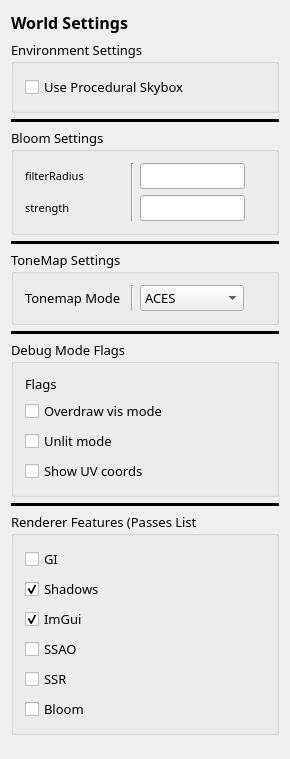
Old version of the form Editor/src/UI/Windows/RZEWorldSettingsWindow.ui in the repository Pikachuxxxx/Razix.
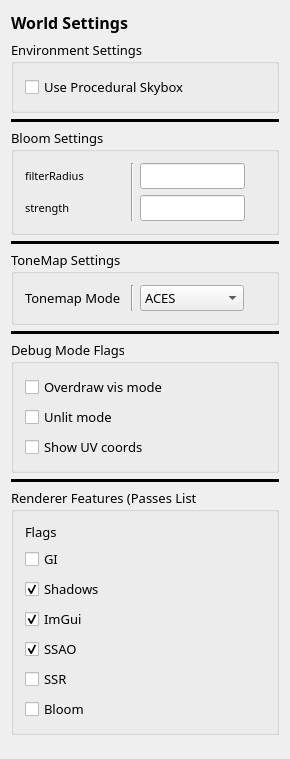
New version of the form.

The edit to the form file:
```diff
--- a/Editor/src/UI/Windows/RZEWorldSettingsWindow.ui
+++ b/Editor/src/UI/Windows/RZEWorldSettingsWindow.ui
@@ -305,13 +305,6 @@
       <string>Debug Mode Flags</string>
      </property>
      <layout class="QVBoxLayout" name="verticalLayout_4">
-      <item>
-       <widget class="QLabel" name="label_2">
-        <property name="text">
-         <string>Flags</string>
-        </property>
-       </widget>
-      </item>
       <item>
        <widget class="QCheckBox" name="checkBox_7">
         <property name="text">
@@ -360,6 +353,13 @@
       <string>Renderer Features (Passes List)</string>
      </property>
      <layout class="QVBoxLayout" name="verticalLayout_5">
+      <item>
+       <widget class="QLabel" name="label_2">
+        <property name="text">
+         <string>Flags</string>
+        </property>
+       </widget>
+      </item>
       <item>
        <widget class="QCheckBox" name="checkBox_2">
         <property name="text">
@@ -392,6 +392,9 @@
         <property name="text">
          <string>SSAO</string>
         </property>
+        <property name="checked">
+         <bool>true</bool>
+        </property>
        </widget>
       </item>
       <item>
```
Left out of the diff: 18 changed lines with no effect on the pictures.
